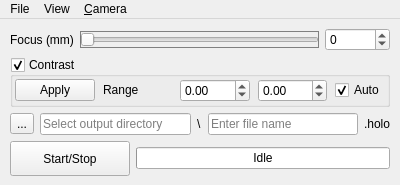
First picture: the form in Holovibes/assets/ui/lightui.ui, repository DigitalHolography/Holovibes, before the edit.
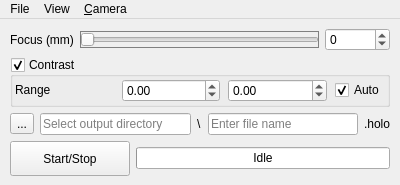
Second picture: the form after the edit. Custom widgets are drawn as their Qt base class.

Commit message: feat(auto contrast): fix auto contrast and delete apply button

Patch:
```diff
--- a/Holovibes/assets/ui/lightui.ui
+++ b/Holovibes/assets/ui/lightui.ui
@@ -126,22 +126,6 @@
                  <property name="spacing">
                   <number>8</number>
                  </property>
-                 <item>
-                  <widget class="QPushButton" name="AutoContrastPushButton">
-                   <property name="sizePolicy">
-                    <sizepolicy hsizetype="Expanding" vsizetype="Fixed">
-                     <horstretch>0</horstretch>
-                     <verstretch>0</verstretch>
-                    </sizepolicy>
-                   </property>
-                   <property name="text">
-                    <string>Apply</string>
-                   </property>
-                   <property name="flat">
-                    <bool>false</bool>
-                   </property>
-                  </widget>
-                 </item>
                  <item>
                   <widget class="QLabel" name="ContrastRangeLabel">
                    <property name="enabled">
```
Left out of the diff: 17 changed lines with no effect on the pictures. The commit also changes 17 other files.
